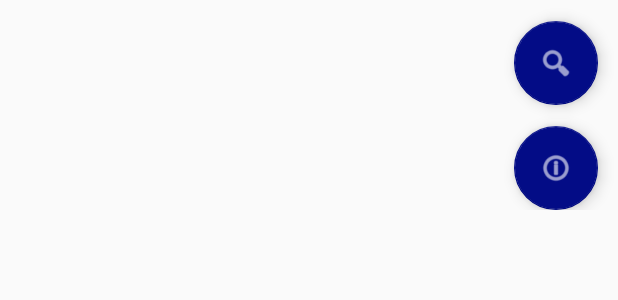
After one commit to Rinnaris/SharedInterests, an Android app: the layout new_searching.xml on its own in the app's theme, with its tools: preview values and no code run, on a phone screen of 412 x 824 dp. The commit adds this screen. Shown: the top 300 px of the screen. Run offline under Robolectric (Android 15) with nearby library versions, the phone set to English and light mode, and no system bars.

Commit message:
newSearching
Created new Searching activity which displays nearby profiles. Isn’t
working quite yet and still need to add phone/email to UserProfile

```diff
--- a/app/src/main/AndroidManifest.xml
+++ b/app/src/main/AndroidManifest.xml
@@ -36,8 +36,9 @@
 
         <activity android:name=".Edit"></activity>
 
-        <activity android:name=".Searching">
-        </activity>
+        <activity android:name=".Searching"></activity>
+
+        <activity android:name=".newSearching"></activity>
     </application>
 
 </manifest>
--- a/app/src/main/java/com/example/lastone/MainActivity.java
+++ b/app/src/main/java/com/example/lastone/MainActivity.java
@@ -37,7 +37,7 @@ public class MainActivity extends AppCompatActivity {
                 }
                 else{
                     //opens the searching activity instead
-                    Intent intent = new Intent(MainActivity.this, Searching.class);
+                    Intent intent = new Intent(MainActivity.this, newSearching.class);
                     startActivity(intent);
                 }
             }
--- a/app/src/main/java/com/example/lastone/Searching.java
+++ b/app/src/main/java/com/example/lastone/Searching.java
@@ -41,7 +41,7 @@ public class Searching extends AppCompatActivity {
         fab.setOnClickListener(new View.OnClickListener() {
             @Override
             public void onClick(View v) {
-                Intent intent = new Intent(Searching.this, Edit.class);
+                Intent intent = new Intent(Searching.this, newSearching.class);
                 startActivity(intent);
             }
         });
--- a/app/src/main/java/com/example/lastone/Setup.java
+++ b/app/src/main/java/com/example/lastone/Setup.java
@@ -165,7 +165,7 @@ public class Setup extends AppCompatActivity {
 
             @Override
             public void onClick(View v) {
-                Intent intent = new Intent(Setup.this, Searching.class);
+                Intent intent = new Intent(Setup.this, newSearching.class);
                 Bundle bundle = new Bundle();
                 bundle.putString("name", name);
                 bundle.putString("phone", phone);
--- /dev/null
+++ b/app/src/main/res/layout/new_searching.xml
@@ -0,0 +1,58 @@
+<?xml version="1.0" encoding="utf-8"?>
+<android.support.constraint.ConstraintLayout xmlns:android="http://schemas.android.com/apk/res/android"
+    xmlns:app="http://schemas.android.com/apk/res-auto"
+    xmlns:tools="http://schemas.android.com/tools"
+    android:orientation="vertical" android:layout_width="match_parent"
+    android:layout_height="match_parent"
+    tools:layout_editor_absoluteY="81dp"
+    tools:layout_editor_absoluteX="0dp">
+
+    <RelativeLayout
+        android:layout_width="wrap_content"
+        android:layout_height="wrap_content"
+        tools:layout_editor_absoluteX="8dp"
+        tools:layout_editor_absoluteY="8dp">
+
+        <android.support.design.widget.FloatingActionButton
+            android:id="@+id/refreshButton"
+            android:layout_width="wrap_content"
+            android:layout_height="wrap_content"
+            android:layout_alignParentEnd="true"
+            android:layout_below="@+id/scrollView2"
+            android:layout_marginEnd="13dp"
+            android:layout_marginTop="14dp"
+            android:clickable="true"
+            android:tint="@android:color/background_light"
+            app:fabSize="normal"
+            app:rippleColor="@color/colorPrimary"
+            app:srcCompat="@android:drawable/ic_menu_search" />
+
+        <android.support.design.widget.FloatingActionButton
+            android:id="@+id/editButton"
+            android:layout_width="wrap_content"
+            android:layout_height="wrap_content"
+            android:layout_alignStart="@+id/refreshButton"
+            android:layout_below="@+id/refreshButton"
+            android:layout_marginTop="14dp"
+            android:clickable="true"
+            android:tint="@android:color/background_light"
+            app:fabSize="normal"
+            app:rippleColor="@color/colorPrimary"
+            app:srcCompat="@android:drawable/ic_menu_info_details" />
+
+        <ScrollView
+            android:id="@+id/scrollView2"
+            android:layout_width="0dp"
+            android:layout_height="0dp"
+            tools:layout_editor_absoluteX="8dp"
+            tools:layout_editor_absoluteY="8dp">
+
+            <LinearLayout
+                android:id="@+id/topView"
+                android:layout_width="match_parent"
+                android:layout_height="wrap_content"
+                android:orientation="vertical" />
+        </ScrollView>
+    </RelativeLayout>
+
+</android.support.constraint.ConstraintLayout>
```
Also changed, not shown: app/src/main/java/com/example/lastone/newSearching.java (added, +287 -0 lines).
